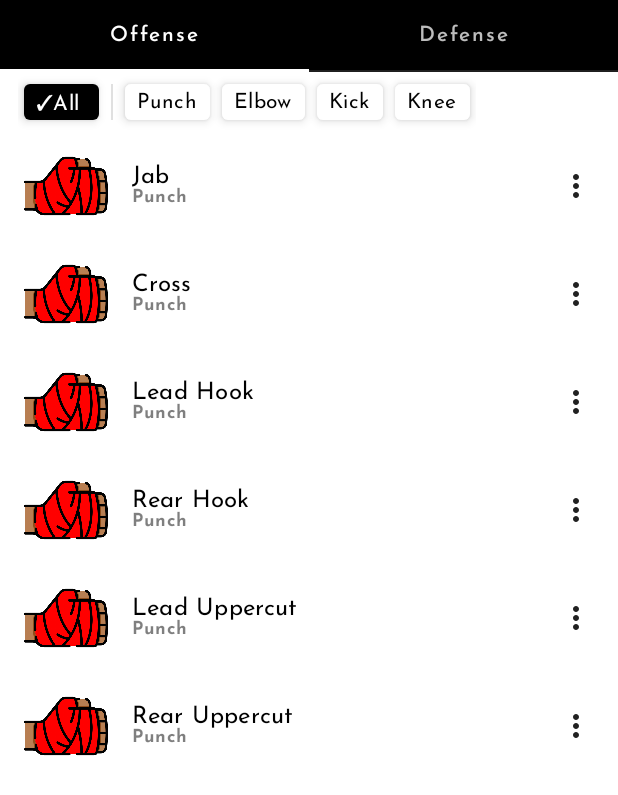
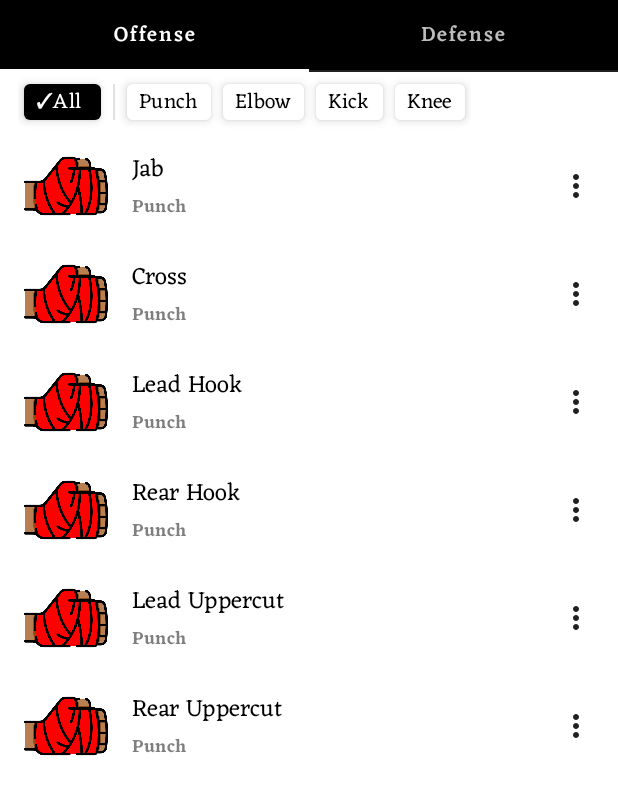
Before and after one commit to beHqo/TSA, an Android app built with Jetpack Compose: the screen it shows after launch (MainActivity), on a phone screen of 412 x 824 dp. Shown: the top 795 px of the screen. Run offline under Robolectric (Android 15) with nearby library versions, the phone set to English and light mode, and no system bars; our stand-ins replace Dagger/Hilt's generated code, Room's generated code.

Commit message:
Remove JosefinaSansFamily and add eczarFamily & InknutAntiquaFamily fonts

```diff
--- a/app/src/main/java/com/example/android/strikingarts/ui/theme/Type.kt
+++ b/app/src/main/java/com/example/android/strikingarts/ui/theme/Type.kt
@@ -6,125 +6,100 @@ import androidx.compose.ui.text.font.Font
 import androidx.compose.ui.text.font.FontFamily
 import androidx.compose.ui.text.font.FontStyle
 import androidx.compose.ui.text.font.FontWeight
-import androidx.compose.ui.unit.TextUnit
-import androidx.compose.ui.unit.dp
 import androidx.compose.ui.unit.em
 import androidx.compose.ui.unit.sp
 import com.example.android.strikingarts.R
 
-private val JosefinSansFamily = FontFamily(
-    Font(R.font.josefinsans_regular),
-    Font(R.font.josefinsans_light, FontWeight.Light),
-    Font(R.font.josefinsans_medium, FontWeight.Medium),
-    Font(R.font.josefinsans_bold, FontWeight.Bold)
+private val eczarFamily = FontFamily(
+    Font(R.font.eczar_regular),
+    Font(R.font.eczar_medium, FontWeight.Medium),
+    Font(R.font.eczar_semibold, FontWeight.SemiBold)
 )
 
-//val UbuntuFamily = FontFamily(
-//    Font(R.font.ubuntu),
-//    Font(R.font.ubuntu_medium, FontWeight.Medium),
-//    Font(R.font.ubuntu_bold, FontWeight.Bold),
-//)
-
+private val inknutAntiquaFamily = FontFamily(
+    Font(R.font.inknut_antiqua_light, FontWeight.Light)
+)
 
 // Set of Material typography styles to start with
 val Typography = Typography(
     h1 = TextStyle(
-        fontFamily = JosefinSansFamily,
+        fontFamily = inknutAntiquaFamily,
         fontWeight = FontWeight.Light,
         fontSize = 96.sp,
         letterSpacing = (-1.5).sp
     ),
     h2 = TextStyle(
-        fontFamily = JosefinSansFamily,
+        fontFamily = inknutAntiquaFamily,
         fontWeight = FontWeight.Light,
         fontSize = 60.sp,
         letterSpacing = (-0.5).sp
     ),
     h3 = TextStyle(
-        fontFamily = JosefinSansFamily,
+        fontFamily = eczarFamily,
         fontWeight = FontWeight.Normal,
         fontSize = 48.sp,
         letterSpacing = 0.sp
     ),
     h4 = TextStyle(
-        fontFamily = JosefinSansFamily,
+        fontFamily = eczarFamily,
         fontWeight = FontWeight.Normal,
         fontSize = 34.sp,
         letterSpacing = (0.25).sp
     ),
     h5 = TextStyle(
-        fontFamily = JosefinSansFamily,
+        fontFamily = eczarFamily,
         fontWeight = FontWeight.Normal,
         fontSize = 24.sp,
         letterSpacing = 0.sp
     ),
     h6 = TextStyle(
-        fontFamily = JosefinSansFamily,
+        fontFamily = eczarFamily,
         fontWeight = FontWeight.Medium,
         fontSize = 20.sp,
         letterSpacing = (0.15).em
     ),
     subtitle1 = TextStyle(
-        fontFamily = JosefinSansFamily,
+        fontFamily = eczarFamily,
         fontWeight = FontWeight.Normal,
         fontSize = 16.sp,
         letterSpacing = (0.15).sp
     ),
     subtitle2 = TextStyle(
-        fontFamily = JosefinSansFamily,
+        fontFamily = eczarFamily,
         fontWeight = FontWeight.Medium,
         fontSize = 14.sp,
         letterSpacing = (0.1).sp
     ),
     body1 = TextStyle(
-        fontFamily = JosefinSansFamily,
+        fontFamily = eczarFamily,
         fontWeight = FontWeight.Normal,
         fontStyle = FontStyle.Normal,
         fontSize = 16.sp,
         letterSpacing = (0.5).sp
     ),
     body2 = TextStyle(
-        fontFamily = JosefinSansFamily,
+        fontFamily = eczarFamily,
         fontWeight = FontWeight.Normal,
         fontStyle = FontStyle.Normal,
         fontSize = 14.sp,
         letterSpacing = (0.25).sp
     ),
     button = TextStyle(
-        fontFamily = JosefinSansFamily,
+        fontFamily = eczarFamily,
         fontWeight = FontWeight.Medium,
         fontSize = 14.sp,
         letterSpacing = (1.25).sp
     ),
     caption = TextStyle(
-        fontFamily = JosefinSansFamily,
+        fontFamily = eczarFamily,
         fontWeight = FontWeight.SemiBold,
         fontSize = 12.sp,
         letterSpacing = (0.4).sp
     ),
     overline = TextStyle(
-        fontFamily = JosefinSansFamily,
+        fontFamily = eczarFamily,
         fontWeight = FontWeight.Normal,
         fontSize = 10.sp,
         letterSpacing = (1.5).sp
     )
 )
-
-//    body1 = TextStyle(
-//        fontFamily = FontFamily.Default,
-//        fontWeight = FontWeight.Normal,
-//        fontSize = 16.sp
-//    )
-
-/* Other default text styles to override
-button = TextStyle(
-    fontFamily = FontFamily.Default,
-    fontWeight = FontWeight.W500,
-    fontSize = 14.sp
-),
-caption = TextStyle(
-    fontFamily = FontFamily.Default,
-    fontWeight = FontWeight.Normal,
-    fontSize = 12.sp
-)
-*/
```
Also changed, not shown: app/src/main/res/font/eczar_medium.ttf (added), app/src/main/res/font/eczar_regular.ttf (added), app/src/main/res/font/eczar_semibold.ttf (added), app/src/main/res/font/inknut_antiqua_light.ttf (added), app/src/main/res/font/josefinsans_bold.ttf (deleted), app/src/main/res/font/josefinsans_light.ttf (deleted), app/src/main/res/font/josefinsans_medium.ttf (deleted), app/src/main/res/font/josefinsans_regular.ttf (deleted).
